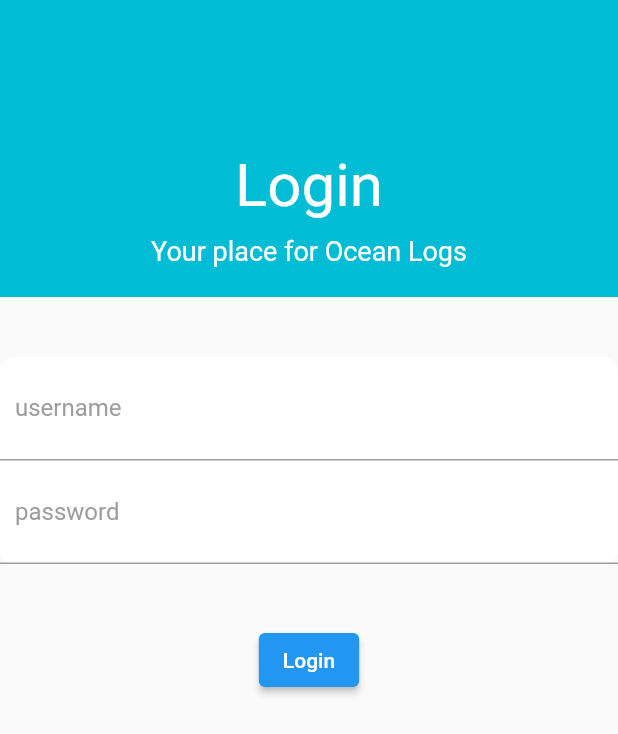
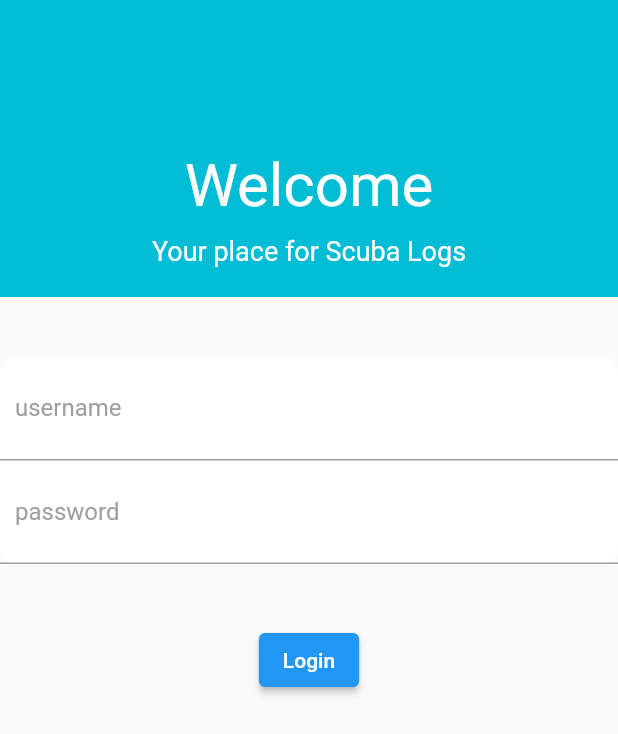
Before and after one commit to laynemazur/oceanlogger, a Flutter app: the screen it shows after launch, on a phone screen of 412 x 824 dp. Shown: the top 734 px of the screen. Run offline on Flutter 3.47's test engine with Material 2 defaults, Android fonts, the phone set to English and light mode, and no system bars; missing offline and left inert: mongo_dart.

Commit message:
Changed Text field to Scuba

```diff
--- a/lib/components/Header.dart
+++ b/lib/components/Header.dart
@@ -2,7 +2,7 @@ import 'package:flutter/material.dart';
 
 //General header, this can be deleted/altered if need be
 class Header extends StatelessWidget{
-  const Header({super.key});
+  Header({super.key});
 
   @override
   Widget build(BuildContext context) {
@@ -12,11 +12,11 @@ class Header extends StatelessWidget{
         crossAxisAlignment: CrossAxisAlignment.start,
         children: <Widget>[
           Center(
-            child: Text("Login", style: TextStyle(color: Colors.white, fontSize: 40),),
+            child: Text("Welcome", style: TextStyle(color: Colors.white, fontSize: 40),),
           ),
           SizedBox(height: 10,),
           Center(
-            child: Text("Your place for Ocean Logs", style: TextStyle(color: Colors.white, fontSize: 18),),
+            child: Text("Your place for Scuba Logs", style: TextStyle(color: Colors.white, fontSize: 18),),
           )
         ],
       ),
```
